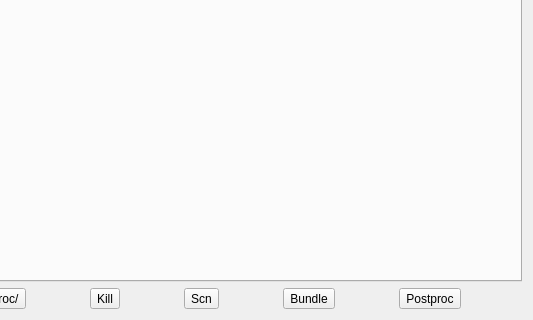
Before: the Qt Designer form procexplorer.ui in vivainio/Cardinal, drawn with Qt 5; both pictures show x 85 to 618 and y 81 to 401 of the 618 by 401 pixel window.
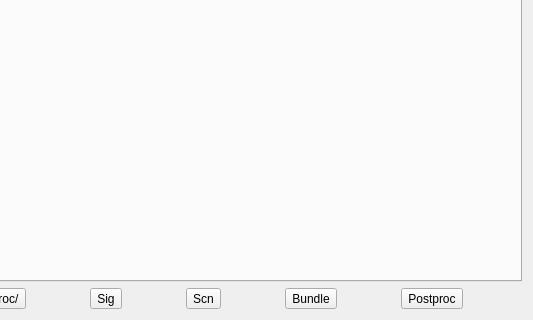
After: the same form once the commit is applied.

Patch:
```diff
--- a/procexplorer.ui
+++ b/procexplorer.ui
@@ -33,7 +33,7 @@
      <item>
       <widget class="QToolButton" name="bKill">
        <property name="text">
-        <string>Kill</string>
+        <string>Sig</string>
        </property>
       </widget>
      </item>
```
Left out of the diff: 17 changed lines with no effect on the pictures.
